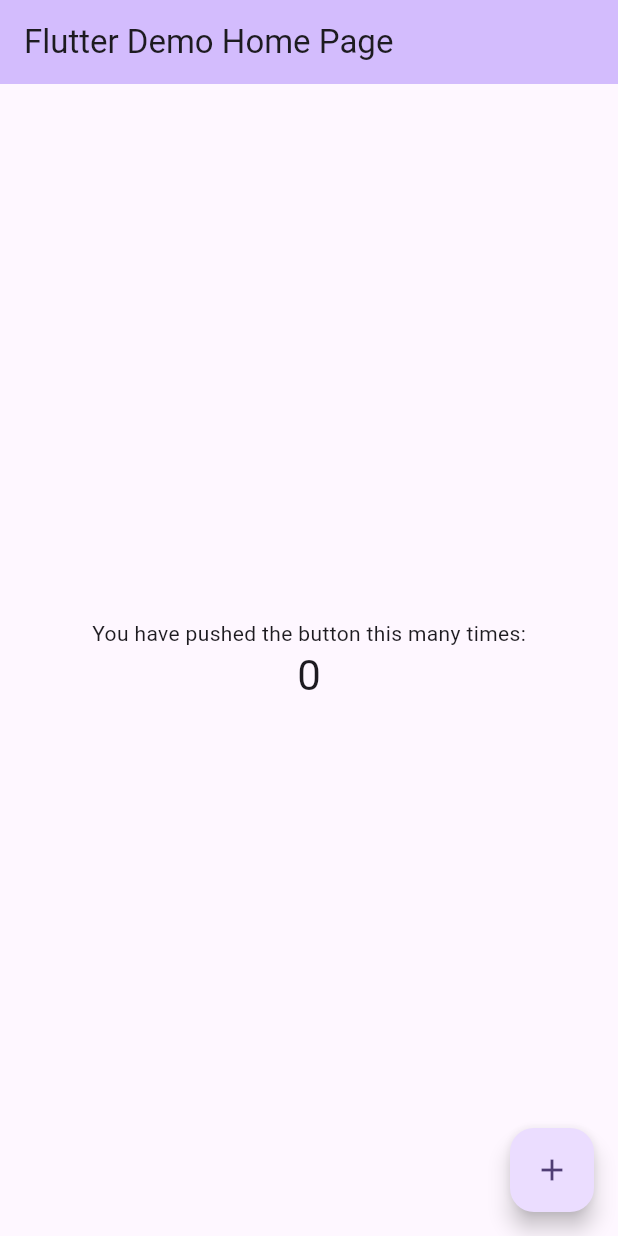
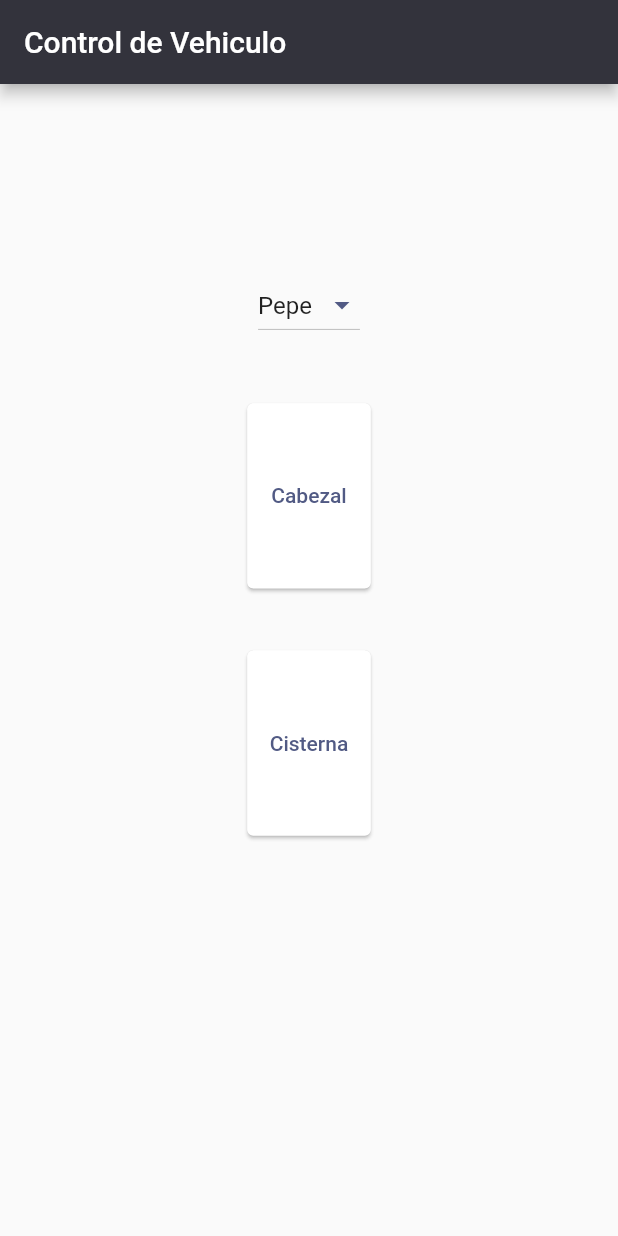
Before and after one commit to xeland314/paquete_en_mano, a Flutter app: the screen it shows after launch, on a phone screen of 412 x 824 dp. Run offline on Flutter 3.47's test engine with Material 2 defaults, Android fonts, the phone set to English and light mode, and no system bars.

Commit message:
feat: Aplicacion inicial

```diff
--- /dev/null
+++ b/lib/Conductor.dart
@@ -0,0 +1,18 @@
+import 'Vehiculo.dart';
+
+class Conductor {
+  late Vehiculo vehiculo;
+  String nombre;
+
+  Conductor(this.nombre);
+  Conductor.vehiculo(this.nombre, this.vehiculo);
+
+  void asignarVehiculo(Vehiculo vehiculo) {
+    this.vehiculo = vehiculo;
+  }
+
+  @override
+  String toString() {
+    return nombre;
+  }
+}
--- /dev/null
+++ b/lib/ControlVehiculo.dart
@@ -0,0 +1,198 @@
+import 'package:flutter/material.dart';
+
+import 'Conductor.dart';
+import 'Vehiculo.dart';
+
+class ControlVehiculo extends StatelessWidget {
+  const ControlVehiculo({super.key});
+
+  @override
+  Widget build(BuildContext context) {
+    return MaterialApp(
+      home: Scaffold(
+        appBar: AppBar(
+          title: const Text("Control de Vehiculo"),
+          backgroundColor: const Color(0xFF33333c),
+        ),
+        body: ModulosControl(conductores: getConductores()),
+      ),
+      debugShowCheckedModeBanner: false,
+    );
+  }
+
+  List<Conductor> getConductores() {
+    return [
+      Conductor.vehiculo("Pepe", Vehiculo("12345")),
+      Conductor.vehiculo("Jaime", Vehiculo("67890")),
+      Conductor.vehiculo("Juan", Vehiculo("abcdef"))
+    ];
+  }
+}
+
+class ModulosControl extends StatefulWidget {
+  final List<Conductor> conductores;
+
+  const ModulosControl({super.key, required this.conductores});
+
+  @override
+  ModulosControlEstado createState() => ModulosControlEstado();
+}
+
+class ModulosControlEstado extends State<ModulosControl> {
+  Conductor? conductor;
+
+  @override
+  Widget build(BuildContext context) {
+    conductor = conductor ?? widget.conductores.first;
+    double margin = MediaQuery.of(context).size.height * 0.05;
+    return Center(
+      child: Column(children: [
+        Container(
+          padding: EdgeInsets.only(top: margin * 3),
+          child: DropdownButton(
+              iconEnabledColor: const Color(0xFF515a84),
+              autofocus: false,
+              value: conductor,
+              items: widget.conductores
+                  .map<DropdownMenuItem<Conductor>>((Conductor conductor) {
+                return DropdownMenuItem<Conductor>(
+                    value: conductor, child: Text(conductor.toString()));
+              }).toList(),
+              onChanged: (Conductor? valor) {
+                setState(() {
+                  conductor = valor!;
+                });
+              }),
+        ),
+        Card(
+          margin: EdgeInsets.only(top: margin),
+          child: SizedBox(
+            height: MediaQuery.of(context).size.height * 0.15,
+            width: MediaQuery.of(context).size.width * 0.2,
+            child: Center(
+              child: TextButton(
+                style: TextButton.styleFrom(
+                    foregroundColor: const Color(0xFF515a84)),
+                child: const Text("Cabezal"),
+                onPressed: () {
+                  if (conductor != null) {
+                    Navigator.push(
+                        context,
+                        MaterialPageRoute(
+                            builder: (context) => ControlCabezal(
+                                conductor: conductor as Conductor)));
+                  }
+                },
+              ),
+            ),
+          ),
+        ),
+        Card(
+          margin: EdgeInsets.only(top: margin),
+          child: SizedBox(
+            height: MediaQuery.of(context).size.height * 0.15,
+            width: MediaQuery.of(context).size.width * 0.2,
+            child: Center(
+              child: TextButton(
+                style: TextButton.styleFrom(
+                    foregroundColor: const Color(0xFF515a84)),
+                child: const Text("Cisterna"),
+                onPressed: () {
+                  if (conductor != null) {
+                    Navigator.push(
+                        context,
+                        MaterialPageRoute(
+                            builder: (context) => ControlCisterna(
+                                conductor: conductor as Conductor)));
+                  }
+                },
+              ),
+            ),
+          ),
+        ),
+      ]),
+    );
+  }
+}
+
+abstract class Control extends StatefulWidget {
+  late final String titulo;
+  late final Map<String, bool> elementos;
+  final Conductor conductor;
+
+  Control({super.key, required this.conductor});
+
+  @override
+  ControlEstado createState() => ControlEstado();
+}
+
+class ControlEstado extends State<Control> {
+  @override
+  Widget build(BuildContext context) {
+    double padding = MediaQuery.of(context).size.width * 0.15;
+    return Scaffold(
+        appBar: AppBar(
+          title: Text(widget.titulo),
+          backgroundColor: const Color(0xFF33333c),
+        ),
+        body: ListView.separated(
+          itemCount: widget.elementos.length,
+          padding:
+              EdgeInsets.only(left: padding, right: padding, top: padding / 2),
+          itemBuilder: (BuildContext context, int index) {
+            String key = widget.elementos.keys.elementAt(index);
+            if (widget.elementos[key] as bool) {
+              //var controlador = TextEditingController();
+              return Column(children: [
+                CheckboxListTile(
+                  checkColor: Colors.white,
+                  activeColor: const Color(0xFF3ab480),
+                  title: Text(key),
+                  value: widget.elementos[key],
+                  onChanged: (bool? value) {
+                    setState(() {
+                      widget.elementos[key] = value!;
+                    });
+                  },
+                ),
+                const TextField(
+                  decoration: InputDecoration(
+                    border: OutlineInputBorder(),
+                    labelText: 'Comentarios',
+                  ),
+                )
+              ]);
+            }
+            return CheckboxListTile(
+              checkColor: Colors.white,
+              activeColor: const Color(0xFF3ab480),
+              title: Text(key),
+              value: widget.elementos[key],
+              onChanged: (bool? value) {
+                setState(() {
+                  widget.elementos[key] = value!;
+                });
+              },
+            );
+          },
+          separatorBuilder: (BuildContext context, int index) =>
+              const Divider(),
+        ));
+  }
+}
+
+class ControlCabezal extends Control {
+  @override
+  String get titulo => "Control de Cabezal";
+  @override
+  Map<String, bool> get elementos => conductor.vehiculo.estadoCabezal;
+  ControlCabezal({super.key, required super.conductor});
+}
+
+class ControlCisterna extends Control {
+  @override
+  String get titulo => "Control de Cisterna";
+  @override
+  Map<String, bool> get elementos => conductor.vehiculo.estadoCisterna;
+  ControlCisterna({super.key, required super.conductor});
+}
--- /dev/null
+++ b/lib/Vehiculo.dart
@@ -0,0 +1,63 @@
+class Vehiculo {
+  String placa;
+  late bool operativo;
+
+  // false : sin problemas, true : problemas
+  Map<String, bool> estadoCabezal = {
+    "Conexiones de Frenos de aire" : false,
+    "Compresor de aire" : false,
+    "Líneas de aire" : false,
+    "Batería" : false,
+    "Carrocería" : false,
+    "Accesorios de Freno" : false,
+    "Presión Aire o Vacío" : false,
+    "Reforzador de Freno < 3mm" : false,
+    "Luz de Fallo de Freno" : false,
+    "Pedal de Freno" : false,
+    "Fluido Hidráulico" : false,
+    "Freno de Estacionamiento" : false,
+    "Embrague" : false,
+    "Calentador" : false,
+    "Equipo de Entrega" : false,
+    "Transmisión" : false,
+    "Presión de Aceite" : false,
+    "Equipo de Emergencia" : false,
+    "Motor" : false,
+    "Sistema de Escape" : false,
+    "Quinta rueda" : false,
+    "Eje Delantero" : false,
+    "Sistema Combustible" : false,
+    "Alternador" : false,
+    "Bocina" : false,
+    "Luces y reflectores" : false,
+    "Otros" : false,
+  };
+
+  Map<String, bool> estadoCisterna = {
+    "Conexión de Aire a Frenos" : false,
+    "Freno de Estacionamiento < 3mm" : false,
+    "Patas" : false,
+    "Luces y Reflectores" : false,
+    "Tanque" : false,
+    "Equipo de Entrega" : false,
+    "Suspensión, Resortes, Bolsas de Aire y Acoples Controladores" : false,
+    "Equipo de Remolque y Acople" : false,
+    "Neumáticos, presión Correcta, Banda" : false,
+    "Neumáticos, Ruedas y Sostenedores" : false,
+    "Alarma de Retroceso" : false,
+    "Otros" : false
+  };
+
+  Vehiculo(this.placa) {
+    operativo = false;
+  }
+
+  void reiniciarEstados() {
+    for (bool valor in estadoCabezal.values) {
+      valor = false;
+    }
+    for (bool valor in estadoCisterna.values) {
+      valor = false;
+    }
+  }
+}
--- a/lib/main.dart
+++ b/lib/main.dart
@@ -1,125 +1,12 @@
+import 'package:control/Vehiculo.dart';
 import 'package:flutter/material.dart';
 
+import 'Conductor.dart';
+import 'ControlVehiculo.dart';
+
+//Conductor pedro = Conductor("Pedro");
+//pedro.asignarVehiculo(Vehiculo("asdf"))
+
 void main() {
-  runApp(const MyApp());
+  runApp(const ControlVehiculo());
 }
-
-class MyApp extends StatelessWidget {
-  const MyApp({super.key});
-
-  // This widget is the root of your application.
-  @override
-  Widget build(BuildContext context) {
-    return MaterialApp(
-      title: 'Flutter Demo',
-      theme: ThemeData(
-        // This is the theme of your application.
-        //
-        // TRY THIS: Try running your application with "flutter run". You'll see
-        // the application has a blue toolbar. Then, without quitting the app,
-        // try changing the seedColor in the colorScheme below to Colors.green
-        // and then invoke "hot reload" (save your changes or press the "hot
-        // reload" button in a Flutter-supported IDE, or press "r" if you used
-        // the command line to start the app).
-        //
-        // Notice that the counter didn't reset back to zero; the application
-        // state is not lost during the reload. To reset the state, use hot
-        // restart instead.
-        //
-        // This works for code too, not just values: Most code changes can be
-        // tested with just a hot reload.
-        colorScheme: ColorScheme.fromSeed(seedColor: Colors.deepPurple),
-        useMaterial3: true,
-      ),
-      home: const MyHomePage(title: 'Flutter Demo Home Page'),
-    );
-  }
-}
-
-class MyHomePage extends StatefulWidget {
-  const MyHomePage({super.key, required this.title});
-
-  // This widget is the home page of your application. It is stateful, meaning
-  // that it has a State object (defined below) that contains fields that affect
-  // how it looks.
-
-  // This class is the configuration for the state. It holds the values (in this
-  // case the title) provided by the parent (in this case the App widget) and
-  // used by the build method of the State. Fields in a Widget subclass are
-  // always marked "final".
-
-  final String title;
-
-  @override
-  State<MyHomePage> createState() => _MyHomePageState();
-}
-
-class _MyHomePageState extends State<MyHomePage> {
-  int _counter = 0;
-
-  void _incrementCounter() {
-    setState(() {
-      // This call to setState tells the Flutter framework that something has
-      // changed in this State, which causes it to rerun the build method below
-      // so that the display can reflect the updated values. If we changed
-      // _counter without calling setState(), then the build method would not be
-      // called again, and so nothing would appear to happen.
-      _counter++;
-    });
-  }
-
-  @override
-  Widget build(BuildContext context) {
-    // This method is rerun every time setState is called, for instance as done
-    // by the _incrementCounter method above.
-    //
-    // The Flutter framework has been optimized to make rerunning build methods
-    // fast, so that you can just rebuild anything that needs updating rather
-    // than having to individually change instances of widgets.
-    return Scaffold(
-      appBar: AppBar(
-        // TRY THIS: Try changing the color here to a specific color (to
-        // Colors.amber, perhaps?) and trigger a hot reload to see the AppBar
-        // change color while the other colors stay the same.
-        backgroundColor: Theme.of(context).colorScheme.inversePrimary,
-        // Here we take the value from the MyHomePage object that was created by
-        // the App.build method, and use it to set our appbar title.
-        title: Text(widget.title),
-      ),
-      body: Center(
-        // Center is a layout widget. It takes a single child and positions it
-        // in the middle of the parent.
-        child: Column(
-          // Column is also a layout widget. It takes a list of children and
-          // arranges them vertically. By default, it sizes itself to fit its
-          // children horizontally, and tries to be as tall as its parent.
-          //
-          // Column has various properties to control how it sizes itself and
-          // how it positions its children. Here we use mainAxisAlignment to
-          // center the children vertically; the main axis here is the vertical
-          // axis because Columns are vertical (the cross axis would be
-          // horizontal).
-          //
-          // TRY THIS: Invoke "debug painting" (choose the "Toggle Debug Paint"
-          // action in the IDE, or press "p" in the console), to see the
-          // wireframe for each widget.
-          mainAxisAlignment: MainAxisAlignment.center,
-          children: <Widget>[
-            const Text(
-              'You have pushed the button this many times:',
-            ),
-            Text(
-              '$_counter',
-              style: Theme.of(context).textTheme.headlineMedium,
-            ),
-          ],
-        ),
-      ),
-      floatingActionButton: FloatingActionButton(
-        onPressed: _incrementCounter,
-        tooltip: 'Increment',
-        child: const Icon(Icons.add),
-      ), // This trailing comma makes auto-formatting nicer for build methods.
-    );
-  }
-}
--- a/pubspec.yaml
+++ b/pubspec.yaml
@@ -1,4 +1,4 @@
-name: paquete_en_mano
+name: control
 description: A new Flutter project.
 # The following line prevents the package from being accidentally published to
 # pub.dev using `flutter pub publish`. This is preferred for private packages.
@@ -19,7 +19,7 @@ publish_to: 'none' # Remove this line if you wish to publish to pub.dev
 version: 1.0.0+1
 
 environment:
-  sdk: '>=3.0.0-403.0.dev <4.0.0'
+  sdk: '>=2.19.5 <3.0.0'
 
 # Dependencies specify other packages that your package needs in order to work.
 # To automatically upgrade your package dependencies to the latest versions
```
Also changed, not shown: pubspec.lock, 26 other files.
